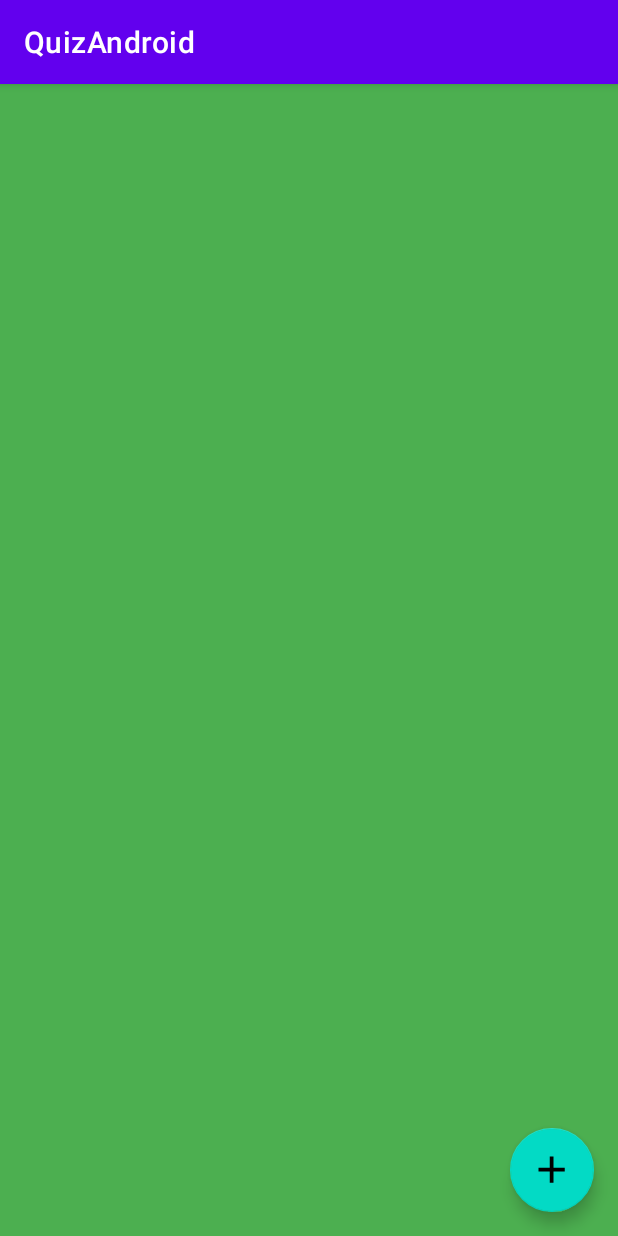
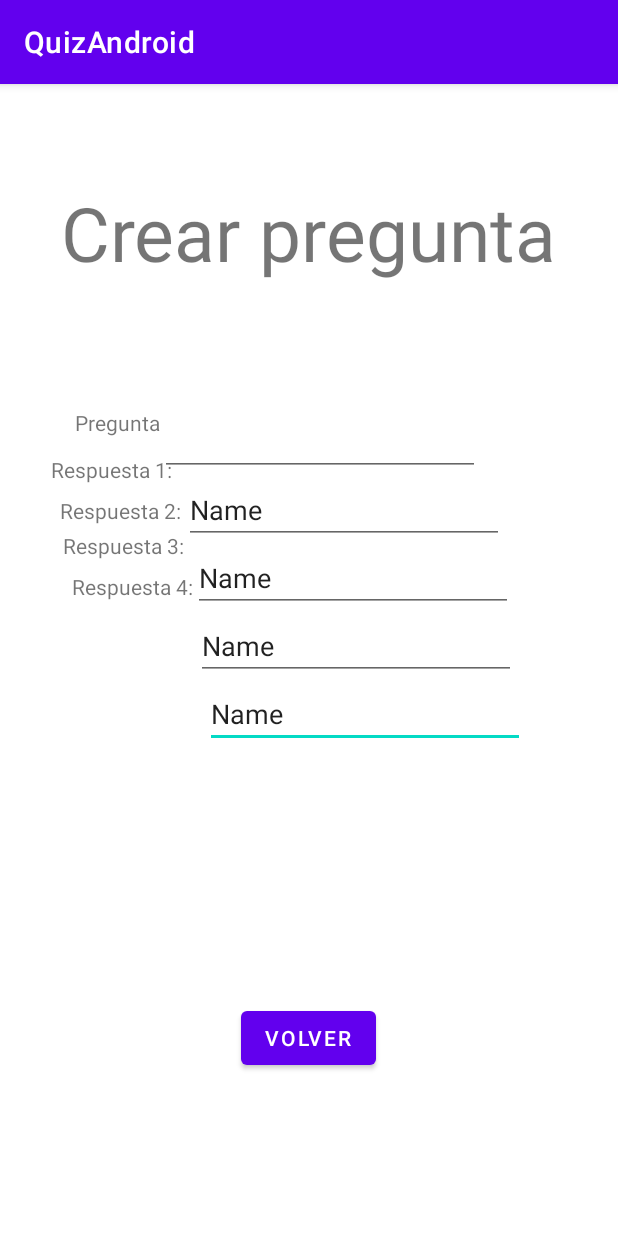
Before and after one commit to Ivanchi990/QuizzApp, an Android app: the ActivityPreguntas screen opened directly, with no data from a screen before it, after a tap on "add", on a phone screen of 412 x 824 dp. Run offline under Robolectric (Android 15) with nearby library versions, the phone set to English and light mode, and no system bars.

Commit message:
cOMMIT VYEBI

```diff
--- a/app/src/main/java/com/example/quizandroid/ActivityPreguntas.kt
+++ b/app/src/main/java/com/example/quizandroid/ActivityPreguntas.kt
@@ -1,8 +1,10 @@
 package com.example.quizandroid
 
-import android.database.sqlite.SQLiteDatabase
+import android.content.Intent
 import androidx.appcompat.app.AppCompatActivity
 import android.os.Bundle
+import android.view.View
+import android.widget.TextView
 import androidx.recyclerview.widget.LinearLayoutManager
 import androidx.recyclerview.widget.RecyclerView
 import com.example.quizandroid.SQLiteBD.MiBDOpenHelper
@@ -12,13 +14,14 @@ import com.google.android.material.floatingactionbutton.FloatingActionButton
 class ActivityPreguntas : AppCompatActivity()
 {
     private lateinit var preguntas: MiBDOpenHelper
-    private lateinit var db: SQLiteDatabase
     private lateinit var miSQLiteRecyclerViewAdapter: SQLiteRecyclerViewAdapter
 
     override fun onCreate(savedInstanceState: Bundle?)
     {
         super.onCreate(savedInstanceState)
         setContentView(R.layout.activity_preguntas)
+
+        preguntas = MiBDOpenHelper(this, null)
 
         initRecyclerView()
 
@@ -32,14 +35,16 @@ class ActivityPreguntas : AppCompatActivity()
 
     fun initRecyclerView()
     {
-        preguntas = MiBDOpenHelper(this, null)
-
         val recyclerView = findViewById<RecyclerView>(R.id.recyclePreguntas)
         recyclerView.layoutManager = LinearLayoutManager(this)
 
         val cursor = preguntas.obtenerPreguntas()
 
-        miSQLiteRecyclerViewAdapter = SQLiteRecyclerViewAdapter()
+        miSQLiteRecyclerViewAdapter = SQLiteRecyclerViewAdapter(
+            onClickListener = { pos -> dameID(pos) },
+            onClickDelete = { posi -> eliminaID(posi)}
+        )
+
         miSQLiteRecyclerViewAdapter.SQLiteRecyclerViewAapter(this,  cursor)
 
         recyclerView.adapter = miSQLiteRecyclerViewAdapter
@@ -47,6 +52,24 @@ class ActivityPreguntas : AppCompatActivity()
 
     fun crearPregunta()
     {
+        intent = Intent(this, CrearPregunta::class.java)
 
+        startActivity(intent)
+    }
+
+    fun dameID(pos: String)
+    {
+        intent = Intent(this, MostrarPregunta::class.java).apply {
+            putExtra("id", pos)
+        }
+
+        startActivity(intent)
+    }
+
+
+    fun eliminaID(pos: String)
+    {
+        preguntas.eliminarPregunta(pos)
+        miSQLiteRecyclerViewAdapter.notifyDataSetChanged()
     }
 }
--- /dev/null
+++ b/app/src/main/java/com/example/quizandroid/CrearPregunta.kt
@@ -0,0 +1,49 @@
+package com.example.quizandroid
+
+import android.content.Intent
+import androidx.appcompat.app.AppCompatActivity
+import android.os.Bundle
+import android.view.View
+import android.widget.EditText
+import android.widget.Toast
+import com.example.quizandroid.SQLiteBD.MiBDOpenHelper
+
+class CrearPregunta : AppCompatActivity()
+{
+    private lateinit var pregunta: EditText
+    private lateinit var res1: EditText
+    private lateinit var res2: EditText
+    private lateinit var res3: EditText
+    private lateinit var res4: EditText
+
+    override fun onCreate(savedInstanceState: Bundle?)
+    {
+        super.onCreate(savedInstanceState)
+        setContentView(R.layout.activity_crear_pregunta)
+    }
+
+    fun volver(view: View)
+    {
+        pregunta = findViewById<EditText>(R.id.getPreg)
+        res1 = findViewById<EditText>(R.id.getRes1)
+        res2 = findViewById<EditText>(R.id.getRes2)
+        res3 = findViewById<EditText>(R.id.getRes3)
+        res4 = findViewById<EditText>(R.id.getRes4)
+
+        if(pregunta.text.toString().equals("") || res1.text.toString().equals("")
+            || res2.text.toString().equals("") || res3.text.toString().equals("") || res4.text.toString().equals(""))
+        {
+            Toast.makeText(this, "Lo siento no puede haber campos vacios.", Toast.LENGTH_SHORT).show()
+        }
+        else
+        {
+            var preguntas = MiBDOpenHelper(this, null)
+
+            preguntas.crearPregunta(pregunta.text.toString(), res1.text.toString(), res2.text.toString(), res3.text.toString(), res4.text.toString())
+
+            intent = Intent(this, ActivityPreguntas::class.java)
+
+            startActivity(intent)
+        }
+    }
+}
--- a/app/src/main/java/com/example/quizandroid/SQLiteBD/SQLiteRecyclerViewAdapter.kt
+++ b/app/src/main/java/com/example/quizandroid/SQLiteBD/SQLiteRecyclerViewAdapter.kt
@@ -7,7 +7,10 @@ import android.view.ViewGroup
 import androidx.recyclerview.widget.RecyclerView
 import com.example.quizandroid.R
 
-class SQLiteRecyclerViewAdapter: RecyclerView.Adapter<PreguntasViewHolder>()
+class SQLiteRecyclerViewAdapter(
+    private val onClickListener: (String) -> Unit,
+    private val onClickDelete: (String) -> Unit
+): RecyclerView.Adapter<PreguntasViewHolder>()
 {
     private lateinit var context: Context
     private lateinit var cursor: Cursor
@@ -28,7 +31,7 @@ class SQLiteRecyclerViewAdapter: RecyclerView.Adapter<PreguntasViewHolder>()
     override fun onBindViewHolder(holder: PreguntasViewHolder, position: Int)
     {
         cursor.moveToPosition(position)
-        holder.render(cursor.getInt(0),cursor.getString(1), cursor.getString(2), cursor.getString(3), cursor.getString(4), cursor.getString(5))
+        holder.render(cursor.getInt(0),cursor.getString(1), onClickListener, onClickDelete)
     }
 
     //Obtenemos el tamaño de la lista
--- /dev/null
+++ b/app/src/main/res/layout/activity_crear_pregunta.xml
@@ -0,0 +1,143 @@
+<?xml version="1.0" encoding="utf-8"?>
+<androidx.constraintlayout.widget.ConstraintLayout xmlns:android="http://schemas.android.com/apk/res/android"
+    xmlns:app="http://schemas.android.com/apk/res-auto"
+    xmlns:tools="http://schemas.android.com/tools"
+    android:layout_width="match_parent"
+    android:layout_height="match_parent"
+    tools:context=".CrearPregunta">
+
+    <TextView
+        android:id="@+id/cabecera"
+        android:layout_width="wrap_content"
+        android:layout_height="wrap_content"
+        android:layout_marginStart="110dp"
+        android:layout_marginTop="65dp"
+        android:layout_marginEnd="111dp"
+        android:text="Crear pregunta"
+        android:textSize="75px"
+        app:layout_constraintEnd_toEndOf="parent"
+        app:layout_constraintStart_toStartOf="parent"
+        app:layout_constraintTop_toTopOf="parent" />
+
+    <TextView
+        android:id="@+id/textRes4"
+        android:layout_width="wrap_content"
+        android:layout_height="wrap_content"
+        android:layout_marginTop="8dp"
+        android:layout_marginEnd="8dp"
+        android:text="Respuesta 4:"
+        app:layout_constraintEnd_toStartOf="@+id/getRes4"
+        app:layout_constraintTop_toBottomOf="@+id/textRes3" />
+
+    <TextView
+        android:id="@+id/textPreg"
+        android:layout_width="wrap_content"
+        android:layout_height="wrap_content"
+        android:layout_marginStart="73dp"
+        android:layout_marginTop="83dp"
+        android:layout_marginEnd="24dp"
+        android:text="Pregunta"
+        app:layout_constraintEnd_toStartOf="@+id/getPreg"
+        app:layout_constraintStart_toStartOf="parent"
+        app:layout_constraintTop_toBottomOf="@+id/cabecera" />
+
+    <TextView
+        android:id="@+id/textRes1"
+        android:layout_width="wrap_content"
+        android:layout_height="wrap_content"
+        android:layout_marginTop="12dp"
+        android:layout_marginEnd="8dp"
+        android:text="Respuesta 1:"
+        app:layout_constraintEnd_toStartOf="@+id/getRes1"
+        app:layout_constraintTop_toBottomOf="@+id/textPreg" />
+
+    <EditText
+        android:id="@+id/getRes4"
+        android:layout_width="wrap_content"
+        android:layout_height="wrap_content"
+        android:layout_marginEnd="62dp"
+        android:ems="10"
+        android:inputType="textPersonName"
+        android:text="Name"
+        app:layout_constraintEnd_toEndOf="parent"
+        app:layout_constraintTop_toBottomOf="@+id/getRes3" />
+
+    <TextView
+        android:id="@+id/textRes2"
+        android:layout_width="wrap_content"
+        android:layout_height="wrap_content"
+        android:layout_marginTop="8dp"
+        android:layout_marginEnd="8dp"
+        android:text="Respuesta 2:"
+        app:layout_constraintEnd_toStartOf="@+id/getRes2"
+        app:layout_constraintTop_toBottomOf="@+id/textRes1" />
+
+    <EditText
+        android:id="@+id/getRes2"
+        android:layout_width="wrap_content"
+        android:layout_height="wrap_content"
+        android:layout_marginEnd="70dp"
+        android:ems="10"
+        android:inputType="textPersonName"
+        android:text="Name"
+        app:layout_constraintEnd_toEndOf="parent"
+        app:layout_constraintTop_toBottomOf="@+id/getRes1" />
+
+    <TextView
+        android:id="@+id/textRes3"
+        android:layout_width="wrap_content"
+        android:layout_height="wrap_content"
+        android:layout_marginTop="4dp"
+        android:layout_marginEnd="8dp"
+        android:text="Respuesta 3:"
+        app:layout_constraintEnd_toStartOf="@+id/getRes3"
+        app:layout_constraintTop_toBottomOf="@+id/textRes2" />
+
+    <EditText
+        android:id="@+id/getRes3"
+        android:layout_width="wrap_content"
+        android:layout_height="wrap_content"
+        android:layout_marginEnd="68dp"
+        android:ems="10"
+        android:inputType="textPersonName"
+        android:text="Name"
+        app:layout_constraintEnd_toEndOf="parent"
+        app:layout_constraintTop_toBottomOf="@+id/getRes2" />
+
+    <EditText
+        android:id="@+id/getRes1"
+        android:layout_width="wrap_content"
+        android:layout_height="wrap_content"
+        android:layout_marginEnd="76dp"
+        android:ems="10"
+        android:inputType="textPersonName"
+        android:text="Name"
+        app:layout_constraintEnd_toEndOf="parent"
+        app:layout_constraintTop_toBottomOf="@+id/getPreg" />
+
+    <EditText
+        android:id="@+id/getPreg"
+        android:layout_width="wrap_content"
+        android:layout_height="wrap_content"
+        android:layout_marginTop="83dp"
+        android:layout_marginEnd="92dp"
+        android:ems="10"
+        android:inputType="textPersonName"
+        app:layout_constraintEnd_toEndOf="parent"
+        app:layout_constraintTop_toBottomOf="@+id/cabecera"
+        tools:text="Introduce tu nombre" />
+
+    <Button
+        android:id="@+id/volver"
+        android:layout_width="wrap_content"
+        android:layout_height="wrap_content"
+        android:layout_marginStart="158dp"
+        android:layout_marginEnd="159dp"
+        android:layout_marginBottom="108dp"
+        android:text="Volver"
+        android:onClick="volver"
+        app:layout_constraintBottom_toBottomOf="parent"
+        app:layout_constraintEnd_toEndOf="parent"
+        app:layout_constraintStart_toStartOf="parent" />
+
+</androidx.constraintlayout.widget.ConstraintLayout>
```
Also changed, not shown: app/src/main/AndroidManifest.xml (+18 -4 lines), app/src/main/java/com/example/quizandroid/MostrarPregunta.kt (added, +58 -0 lines), app/src/main/java/com/example/quizandroid/SQLiteBD/MiBDOpenHelper.kt (+30 -14 lines), app/src/main/java/com/example/quizandroid/SQLiteBD/PreguntasViewHolder.kt (+12 -9 lines), app/src/main/res/layout/activity_mostrar_pregunta.xml (added, +71 -0 lines), app/src/main/res/layout/item_pregunta.xml (+8 -31 lines).
